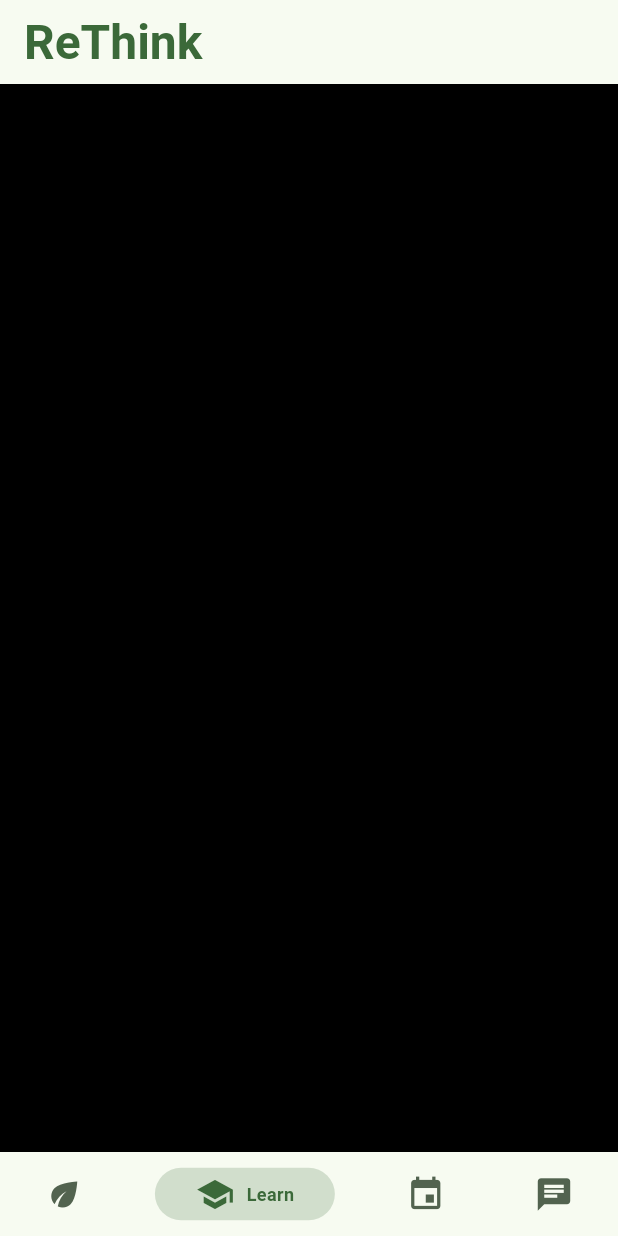
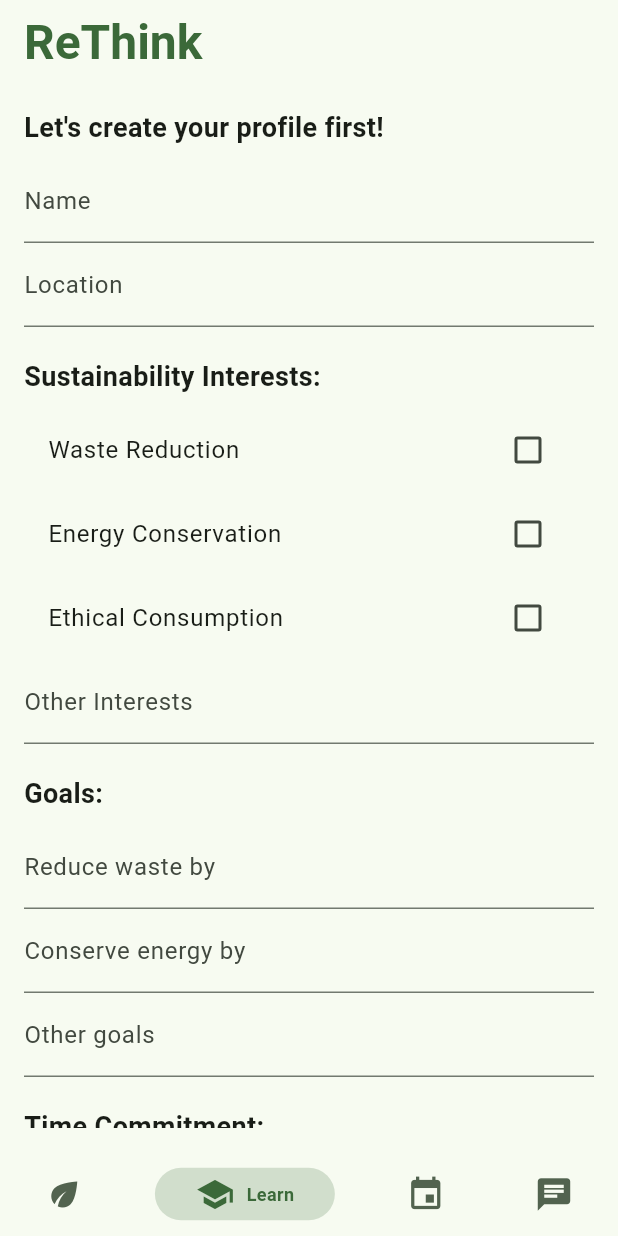
Before and after one commit to Ahmadu-Suleiman/ReThink, a Flutter app: the screen it shows after launch, item 2 of the bottom bar chosen, on a phone screen of 412 x 824 dp. Run offline on Flutter 3.47's test engine with Material 3 defaults, Android fonts, the phone set to English and light mode, and no system bars; drawn by our look-alikes of persistent_bottom_nav_bar; our stand-ins replace camera, firebase_core, flutter_dotenv, flutter_gemini, flutter_markdown, logger; accounts and stored records are empty.

Commit message:
add user profile form

```diff
--- a/lib/pages/chat_page.dart
+++ b/lib/pages/chat_page.dart
@@ -70,6 +70,7 @@ class _ChatPageState extends State<ChatPage> {
             Expanded(
                 child: TextField(
                     controller: controller,
+                    maxLines: null,
                     decoration: InputDecoration(
                         hintText: 'Type a message',
                         filled: true,
--- a/lib/pages/home_page.dart
+++ b/lib/pages/home_page.dart
@@ -1,7 +1,9 @@
 import 'package:flutter/material.dart';
 import 'package:persistent_bottom_nav_bar/persistent_bottom_nav_bar.dart';
+import 'package:rethink/pages/challenge_page.dart';
 import 'package:rethink/pages/chat_page.dart';
 import 'package:rethink/pages/overview.dart';
+import 'package:rethink/pages/profile_form.dart';
 
 class HomePage extends StatelessWidget {
   const HomePage({super.key});
@@ -21,8 +23,8 @@ class HomePage extends StatelessWidget {
             backgroundColor: Theme.of(context).colorScheme.surface,
             screens: [
               const Overview(),
-              Container(),
-              Container(),
+              const ProfileForm(),
+              ChallengePage(),
               const ChatPage()
             ],
             items: [
--- /dev/null
+++ b/lib/pages/profile_form.dart
@@ -0,0 +1,202 @@
+import 'package:flutter/material.dart';
+
+class ProfileForm extends StatefulWidget {
+  const ProfileForm({super.key});
+
+  @override
+  State<ProfileForm> createState() => _ProfileFormState();
+}
+
+class _ProfileFormState extends State<ProfileForm> {
+  final formKey = GlobalKey<FormState>();
+  final controllerName = TextEditingController();
+  final controllerLocation = TextEditingController();
+  final controllerPreferences = TextEditingController();
+  final controllerChallenges = TextEditingController();
+  bool wasteReduction = false;
+  bool energyConservation = false;
+  bool ethicalConsumption = false;
+  final String otherInterests = '';
+  final String reduceWasteGoal = '';
+  final String conserveEnergyGoal = '';
+  bool beginner = false;
+  bool intermediate = false;
+  bool advanced = false;
+  bool dailyCommitment = false;
+  bool weeklyCommitment = false;
+  bool monthlyCommitment = false;
+  final String timeCommitmentFrequency = '';
+  final String additionalPreferences = '';
+  final String challenges = '';
+
+  @override
+  Widget build(BuildContext context) {
+    return Scaffold(
+        body: Padding(
+            padding: const EdgeInsets.all(16.0),
+            child: Form(
+                key: formKey,
+                child: SingleChildScrollView(
+                    child: Column(
+                        crossAxisAlignment: CrossAxisAlignment.start,
+                        children: [
+                      const Text("Let's create your profile first!",
+                          style: TextStyle(
+                              fontSize: 18, fontWeight: FontWeight.bold)),
+                      const SizedBox(height: 8),
+                      TextFormField(
+                          controller: controllerName,
+                          decoration: const InputDecoration(labelText: 'Name'),
+                          validator: (value) =>
+                              value!.isEmpty ? 'Please enter your name' : null),
+                      TextFormField(
+                          controller: controllerLocation,
+                          decoration:
+                              const InputDecoration(labelText: 'Location'),
+                          validator: (value) => value!.isEmpty
+                              ? 'Please enter your Country'
+                              : null),
+                      const SizedBox(height: 20),
+                      const Text('Sustainability Interests:',
+                          style: TextStyle(
+                              fontSize: 18, fontWeight: FontWeight.bold)),
+                      const SizedBox(height: 8),
+                      CheckboxListTile(
+                          value: wasteReduction,
+                          onChanged: (bool? value) {
+                            setState(() => wasteReduction = value!);
+                          },
+                          title: const Text('Waste Reduction')),
+                      CheckboxListTile(
+                          value: energyConservation,
+                          onChanged: (bool? value) {
+                            setState(() => energyConservation = value!);
+                          },
+                          title: const Text('Energy Conservation')),
+                      CheckboxListTile(
+                          value: ethicalConsumption,
+                          onChanged: (bool? value) {
+                            setState(() => ethicalConsumption = value!);
+                          },
+                          title: const Text('Ethical Consumption')),
+                      TextFormField(
+                          decoration: const InputDecoration(
+                              labelText: 'Other Interests'),
+                          maxLines: null),
+                      const SizedBox(height: 20),
+                      const Text('Goals:',
+                          style: TextStyle(
+                              fontSize: 18, fontWeight: FontWeight.bold)),
+                      const SizedBox(height: 8),
+                      TextFormField(
+                          decoration: const InputDecoration(
+                              labelText: 'Reduce waste by'),
+                          validator: (value) => value!.isEmpty
+                              ? 'Please enter your waste reduction goal'
+                              : null),
+                      TextFormField(
+                          decoration: const InputDecoration(
+                              labelText: 'Conserve energy by'),
+                          validator: (value) => value!.isEmpty
+                              ? 'Please enter your energy conservation goal'
+                              : null),
+                      TextFormField(
+                          decoration:
+                              const InputDecoration(labelText: 'Other goals'),
+                          maxLines: null),
+                      const SizedBox(height: 20),
+                      const Text('Time Commitment:',
+                          style: TextStyle(
+                              fontSize: 18, fontWeight: FontWeight.bold)),
+                      const SizedBox(height: 8),
+                      CheckboxListTile(
+                          value: dailyCommitment,
+                          onChanged: (bool? value) {
+                            setState(() => dailyCommitment = value!);
+                          },
+                          title: const Text('Daily')),
+                      CheckboxListTile(
+                          value: weeklyCommitment,
+                          onChanged: (bool? value) {
+                            setState(() => weeklyCommitment = value!);
+                          },
+                          title: const Text('Weekly')),
+                      CheckboxListTile(
+                          value: monthlyCommitment,
+                          onChanged: (bool? value) {
+                            setState(() => monthlyCommitment = value!);
+                          },
+                          title: const Text('Monthly')),
+                      const SizedBox(height: 20),
+                      const Text('Additional Information (Optional):',
+                          style: TextStyle(
+                              fontSize: 18, fontWeight: FontWeight.bold)),
+                      const SizedBox(height: 8),
+                      TextFormField(
+                          controller: controllerPreferences,
+                          decoration:
+                              const InputDecoration(labelText: 'Preferences'),
+                          maxLines: null),
+                      TextFormField(
+                          controller: controllerChallenges,
+                          decoration:
+                              const InputDecoration(labelText: 'Challenges'),
+                          maxLines: null),
+                      const SizedBox(height: 16),
+                      ElevatedButton(
+                          child: const Text('Submit'),
+                          onPressed: () {
+                            if (formKey.currentState!.validate()) {}
+                          })
+                    ])))));
+  }
+
+  String preparePrompt() {
+    Map<String, dynamic> userData = {
+      'name': controllerName.text,
+      'location': controllerLocation.text,
+      'wasteReduction': wasteReduction ? 'Yes' : 'No',
+      'energyConservation': energyConservation ? 'Yes' : 'No',
+      'ethicalConsumption': ethicalConsumption ? 'Yes' : 'No',
+      'otherInterests': otherInterests,
+      'reduceWasteGoal': reduceWasteGoal,
+      'conserveEnergyGoal': conserveEnergyGoal,
+      'dailyCommitment': dailyCommitment ? 'Yes' : 'No',
+      'weeklyCommitment': weeklyCommitment ? 'Yes' : 'No',
+      'monthlyCommitment': monthlyCommitment ? 'Yes' : 'No',
+      'preferences': additionalPreferences,
+      'challenges': challenges,
+    };
+
+    String prompt = '''
+    User Profile:
+
+    Name: ${userData['name']}
+    Location: ${userData['location']}
+
+    Sustainability Interests:
+    Waste Reduction: ${userData['wasteReduction']}
+    Energy Conservation: ${userData['energyConservation']}
+    Ethical Consumption: ${userData['ethicalConsumption']}
+    Other Interests: ${userData['otherInterests']}
+
+    Goals:
+    Reduce waste by: ${userData['reduceWasteGoal']}
+    Conserve energy by: ${userData['conserveEnergyGoal']}
+    Other goals: ${userData['otherInterests']}
+
+    Time Commitment:
+    Daily: ${userData['dailyCommitment']}
+    Weekly: ${userData['weeklyCommitment']}
+    Monthly: ${userData['monthlyCommitment']}
+
+    Preferences: ${userData['preferences']}
+    Challenges: ${userData['challenges']}
+
+    Please analyze this user profile and generate 30 comma separated daily
+    challenges based on their sustainability interests, goals, and overall
+    approach to environmental responsibility.
+    ''';
+    return prompt;
+  }
+}
```
Also changed, not shown: lib/pages/challenge_page.dart (added, +48 -0 lines), lib/pages/item_info.dart (+4 -5 lines).
